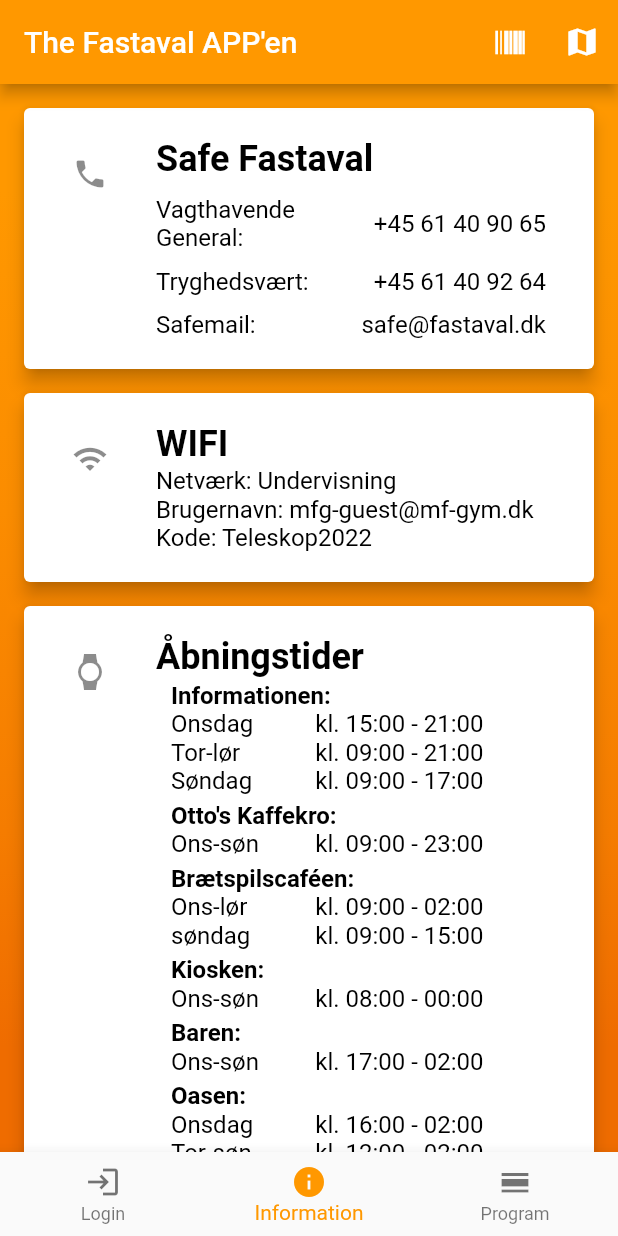
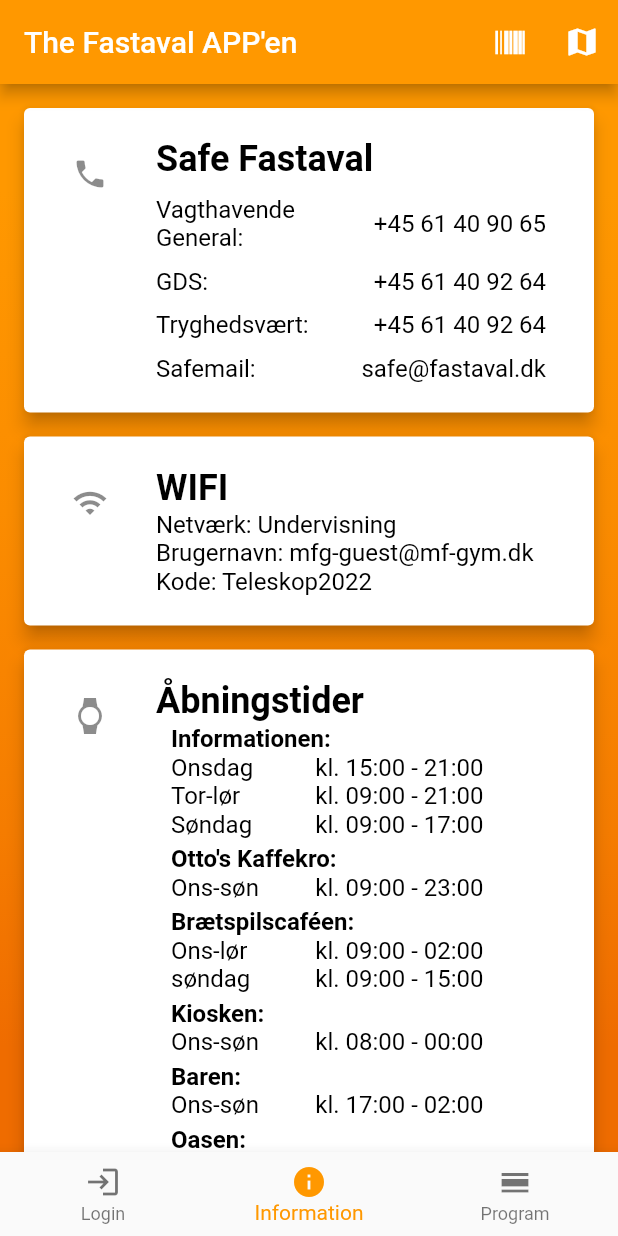
Before and after one commit to Fastaval/Fastaval-app, a Flutter app: the screen it shows after launch, on a phone screen of 412 x 824 dp. Run offline on Flutter 3.47's test engine with Material 2 defaults, Android fonts, the phone set to English and light mode, and no system bars; our stand-ins replace barcode_widget, shared_preferences; missing offline and left inert: syncfusion_flutter_pdfviewer; Roboto replaces fonts that are missing (OpenSans).

Commit message:
Merge of master

```diff
--- a/lib/modules/screens/infoscreen.dart
+++ b/lib/modules/screens/infoscreen.dart
@@ -112,6 +112,49 @@
                       },
                       child: const Text(
                         '+45 61 40 90 65',
+                        textAlign: TextAlign.right,
+                        style: TextStyle(
+                          color: Colors.black,
+                          fontSize: 16.0,
+                          fontFamily: 'OpenSans',
+                        ),
+                      ),
+                    ),
+                  ),
+                ],
+              ),
+              const SizedBox(
+                height: 10,
+              ),
+              Row(
+                children: <Widget>[
+                  const Expanded(
+                    flex: 2,
+                    child: Text(
+                      'GDS:',
+                      style: TextStyle(
+                        color: Colors.black,
+                        fontSize: 16.0,
+                        fontFamily: 'OpenSans',
+                      ),
+                    ),
+                  ),
+                  Expanded(
+                    flex: 2,
+                    child: GestureDetector(
+                      onTap: () {
+                        canLaunch('tel:+4561409264').then((bool result) async {
+                          if (result) {
+                            final Uri launchUri = Uri(
+                              scheme: 'tel',
+                              path: '+4561409264',
+                            );
+                            await launch(launchUri.toString());
+                          }
+                        });
+                      },
+                      child: const Text(
+                        '+45 61 40 92 64',
                         textAlign: TextAlign.right,
                         style: TextStyle(
                           color: Colors.black,
```
